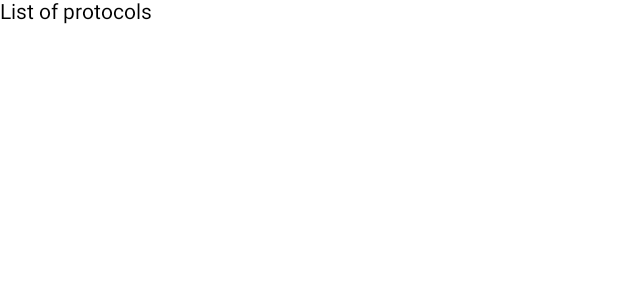
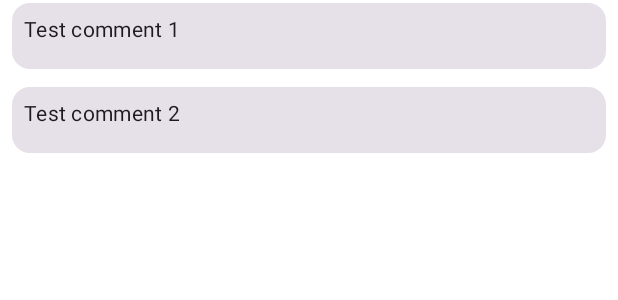
Before and after one commit to Opal21/EnergoService, an Android app built with Jetpack Compose: the @Preview function ProtocolListScreenContentPreview, on a phone screen of 412 x 824 dp. Shown: the top 300 px of the screen. Run offline under Robolectric (Android 15) with nearby library versions, the phone set to English and light mode, and no system bars; our stand-ins replace Room's generated code.

Commit message:
Add ability to open ProtocolScreen, display protocols in ProtocolListScreen

```diff
--- a/app/src/main/java/pl/energosystem/energoservice/ui/protocollist/ProtocolListScreen.kt
+++ b/app/src/main/java/pl/energosystem/energoservice/ui/protocollist/ProtocolListScreen.kt
@@ -1,40 +1,108 @@
 package pl.energosystem.energoservice.ui.protocollist
 
+import androidx.compose.foundation.layout.Arrangement
+import androidx.compose.foundation.layout.Column
+import androidx.compose.foundation.layout.PaddingValues
+import androidx.compose.foundation.layout.Spacer
+import androidx.compose.foundation.layout.fillMaxWidth
+import androidx.compose.foundation.layout.height
+import androidx.compose.foundation.layout.padding
+import androidx.compose.foundation.lazy.LazyColumn
+import androidx.compose.foundation.lazy.items
+import androidx.compose.material3.Card
+import androidx.compose.material3.ExperimentalMaterial3Api
+import androidx.compose.material3.MaterialTheme
 import androidx.compose.material3.Text
 import androidx.compose.runtime.Composable
 import androidx.compose.runtime.collectAsState
+import androidx.compose.ui.Alignment
 import androidx.compose.ui.Modifier
+import androidx.compose.ui.platform.LocalContext
 import androidx.compose.ui.tooling.preview.Preview
+import androidx.compose.ui.unit.dp
 import androidx.lifecycle.viewmodel.compose.viewModel
+import pl.energosystem.energoservice.data.protocol.Protocol
 import pl.energosystem.energoservice.ui.AppViewModelProvider
 
 @Composable
 fun ProtocolListScreen(
     modifier: Modifier = Modifier,
     viewModel: ProtocolListViewModel = viewModel(factory = AppViewModelProvider.Factory),
-    onProtocolClicked: () -> Unit,
+    onProtocolClicked: (Int) -> Unit,
     ) {
 
     val uiState = viewModel.uiState.collectAsState()
+    val context = LocalContext.current
 
     ProtocolListScreenContent(
-        onProtocolClicked = onProtocolClicked,
+        protocols = uiState.value.protocols,
+        onProtocolClick = onProtocolClicked,
         modifier = modifier
     )
 }
 
 @Composable
 fun ProtocolListScreenContent(
-    onProtocolClicked: () -> Unit,
+    protocols: List<Protocol>,
+    onProtocolClick: (Int) -> Unit,
     modifier: Modifier = Modifier
 ) {
-    Text(text = "List of protocols")
+    LazyColumn(
+        horizontalAlignment = Alignment.CenterHorizontally,
+        verticalArrangement = Arrangement.spacedBy(8.dp),
+        contentPadding = PaddingValues(horizontal = 8.dp),
+        modifier = modifier
+    ) {
+        items(protocols) {protocol ->
+            ProtocolListItem(
+                protocol = protocol,
+                onProtocolClick = onProtocolClick,
+                modifier = modifier
+            )
+        }
+    }
+}
+
+@OptIn(ExperimentalMaterial3Api::class)
+@Composable
+fun ProtocolListItem(
+    protocol: Protocol,
+    onProtocolClick: (Int) -> Unit,
+    modifier: Modifier = Modifier
+) {
+    Card(
+        onClick = { onProtocolClick(protocol.id) },
+        modifier = modifier
+            .fillMaxWidth()
+    ) {
+        Column(
+            horizontalAlignment = Alignment.Start,
+            modifier = Modifier.padding(8.dp)
+        ) {
+            Text(
+                text = protocol.comments,
+                style = MaterialTheme.typography.bodyMedium
+            )
+
+            Spacer(Modifier.height(8.dp))
+        }
+    }
 }
 
 @Composable
 @Preview
 fun ProtocolListScreenContentPreview() {
     ProtocolListScreenContent(
-        onProtocolClicked = {  }
+        protocols = listOf(
+            Protocol(
+                id = 0,
+                comments = "Test comment 1"
+            ),
+            Protocol(
+                id = 0,
+                comments = "Test comment 2"
+            )
+        ),
+        onProtocolClick = {  }
     )
 }
```
Also changed, not shown: app/src/main/java/pl/energosystem/energoservice/ui/Navigation.kt (+15 -2 lines), app/src/main/java/pl/energosystem/energoservice/ui/protocol/ProtocolScreen.kt (+66 -17 lines), app/src/main/java/pl/energosystem/energoservice/ui/protocol/ProtocolViewModel.kt (+35 -1 lines), app/src/main/java/pl/energosystem/energoservice/ui/protocollist/ProtocolListViewModel.kt (+19 -1 lines), app/src/main/java/pl/energosystem/energoservice/ui/tasklist/TaskListScreen.kt (+18 -0 lines).
